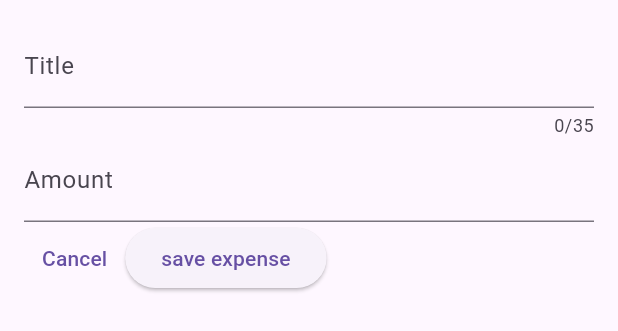
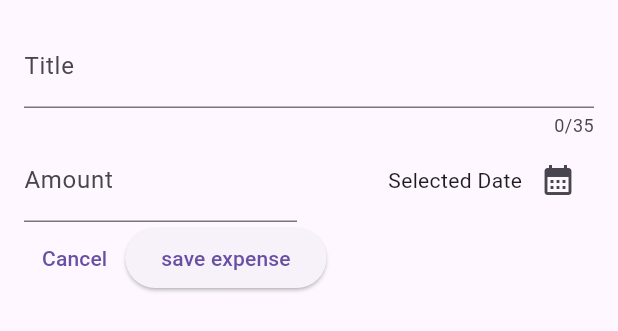
Before and after one commit to OussemaDammak/Expense_Tracker, a Flutter app: the NewExpense widget shown alone on an empty page, opened directly, on a phone screen of 412 x 824 dp. Shown: the top 331 px of the screen. Run offline on Flutter 3.47's test engine with Material 3 defaults, Android fonts, the phone set to English and light mode, and no system bars.

Commit message:
add date input

```diff
--- a/lib/widgets/new_expense.dart
+++ b/lib/widgets/new_expense.dart
@@ -11,7 +11,14 @@ class NewExpense extends StatefulWidget {
 
 class _NewExpenseState extends State<NewExpense> {
   final _titleController = TextEditingController();
-  final _amountController=TextEditingController();
+  final _amountController = TextEditingController();
+
+  void _presentDatePicker(){
+    final now=DateTime.now();
+    final firstDate=DateTime(now.year -1,now.month,now.day);
+      showDatePicker(context: context,initialDate: now, firstDate: firstDate, lastDate: now);
+  }
+
   @override
   void dispose() {
     _titleController.dispose();
@@ -25,19 +32,41 @@ class _NewExpenseState extends State<NewExpense> {
       child: Column(
         children: [
           TextField(
-            controller:_titleController,
+            controller: _titleController,
             maxLength: 35,
             decoration: const InputDecoration(
               label: Text('Title'),
             ),
           ),
-          TextField(
-            controller:_amountController,
-            keyboardType: TextInputType.number ,
-            decoration: const InputDecoration(
-              prefixText: '\$',
-              label: Text('Amount'),
-            ),
+          Row(
+            children: [
+              Expanded(
+                child: TextField(
+                  controller: _amountController,
+                  keyboardType: TextInputType.number,
+                  decoration: const InputDecoration(
+                    prefixText: '\$',
+                    label: Text('Amount'),
+                  ),
+                ),
+              ),
+              const SizedBox(
+                width: 16,
+              ),
+              Expanded(
+                child: Row(
+                  mainAxisAlignment: MainAxisAlignment.end,
+                  crossAxisAlignment: CrossAxisAlignment.center,
+                  children: [
+                    const Text('Selected Date'),
+                    IconButton(
+                      onPressed: _presentDatePicker,
+                      icon: const Icon(Icons.calendar_month),
+                    ),
+                  ],
+                ),
+              ),
+            ],
           ),
           Row(
             children: [
@@ -54,7 +83,6 @@ class _NewExpenseState extends State<NewExpense> {
                 },
                 child: const Text('save expense'),
               ),
-
             ],
           ),
         ],
```
